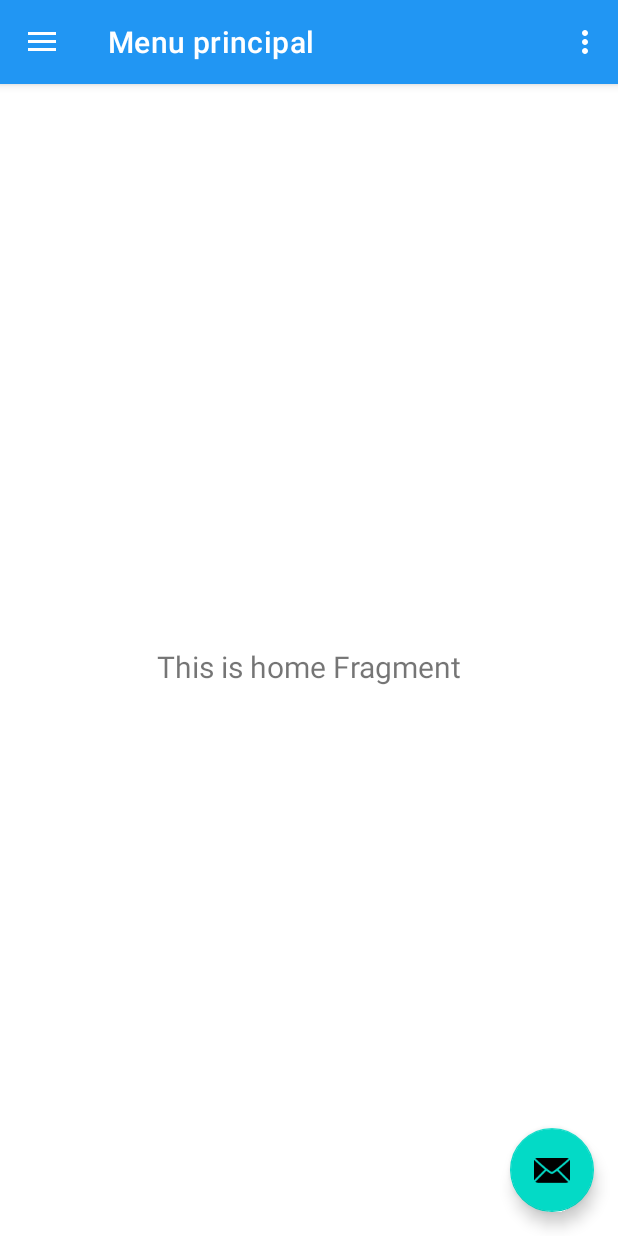
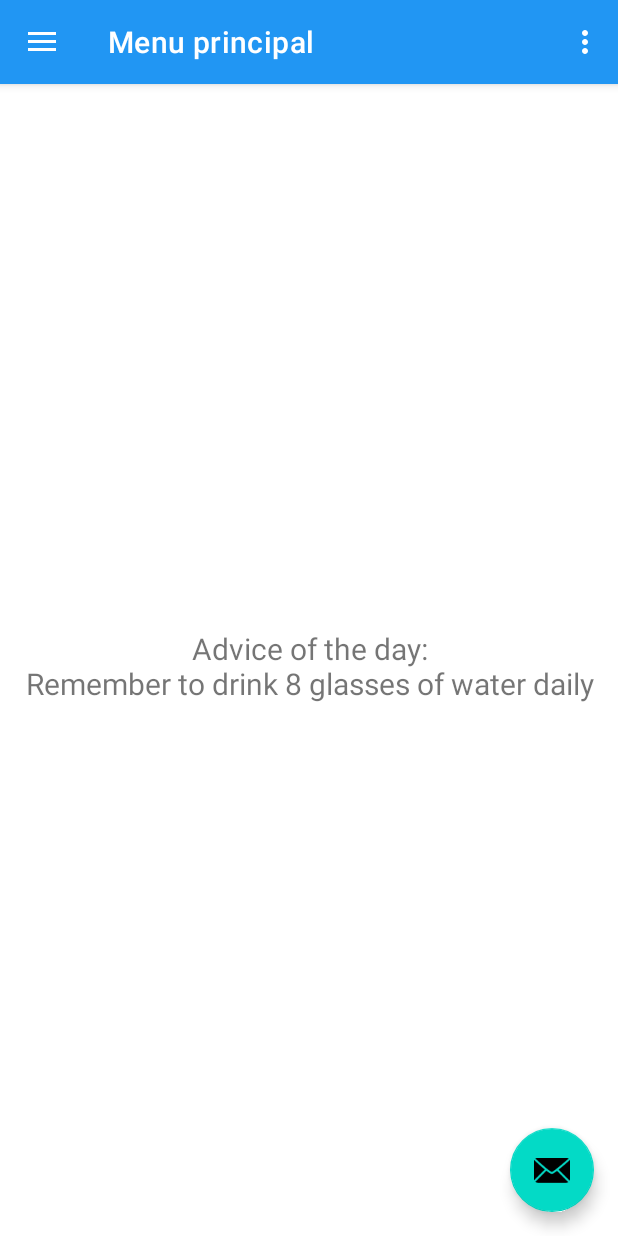
Before and after one commit to NNKTV28/App-Medica, an Android app: the MainActivity screen opened directly, with no data from a screen before it, on a phone screen of 412 x 824 dp. Run offline under Robolectric (Android 15) with nearby library versions, the phone set to English and light mode, and no system bars; our stand-ins replace navigation-ui.

Commit message:
added some stuff

```diff
--- a/app/build.gradle.kts
+++ b/app/build.gradle.kts
@@ -42,6 +42,7 @@ android {
 
 dependencies {
 
+    implementation("com.google.code.gson:gson:2.10.1")
     implementation("androidx.preference:preference-ktx:1.2.1")
     implementation("com.google.ai.client.generativeai:generativeai:0.1.1")
     implementation("org.jetbrains.kotlinx:kotlinx-coroutines-android:1.7.3")
--- /dev/null
+++ b/app/src/main/assets/advice.json
@@ -0,0 +1,16 @@
+{
+  "advices": [
+    {
+      "id": 1,
+      "text": "Remember to drink 8 glasses of water daily"
+    },
+    {
+      "id": 2,
+      "text": "Take a 5-minute break every hour to stretch"
+    },
+    {
+      "id": 3,
+      "text": "Maintain good posture while sitting"
+    }
+  ]
+}
--- a/app/src/main/java/com/example/appmedica/MainActivity.kt
+++ b/app/src/main/java/com/example/appmedica/MainActivity.kt
@@ -35,7 +35,7 @@ class MainActivity : AppCompatActivity() {
         val navController = findNavController(R.id.nav_host_fragment_content_main)
         appBarConfiguration = AppBarConfiguration(
             setOf(
-                R.id.nav_home, R.id.nav_gallery, R.id.nav_slideshow, R.id.nav_chat
+                R.id.nav_home, R.id.nav_slideshow, R.id.nav_chat
             ), drawerLayout
         )
         setupActionBarWithNavController(navController, appBarConfiguration)
@@ -50,8 +50,8 @@ class MainActivity : AppCompatActivity() {
 
         val navigationView = binding.navView
         val headerView = navigationView.getHeaderView(0)
-        val userNameTextView = headerView.findViewById<TextView>(R.id.textView)
-        val userEmailTextView = headerView.findViewById<TextView>(R.id.textView)
+        val userNameTextView = headerView.findViewById<TextView>(R.id.nav_header_username)
+        val userEmailTextView = headerView.findViewById<TextView>(R.id.nav_header_email)
 
         val userName = intent.getStringExtra("USER_NAME") ?: "User"
         val userEmail = intent.getStringExtra("USER_EMAIL") ?: "user@email.com"
--- /dev/null
+++ b/app/src/main/java/com/example/appmedica/models/AdviceModel.kt
@@ -0,0 +1,8 @@
+data class Advice(
+    val id: Int,
+    val text: String
+)
+
+data class AdviceResponse(
+    val advices: List<Advice>
+)
--- a/app/src/main/java/com/example/appmedica/ui/home/HomeFragment.kt
+++ b/app/src/main/java/com/example/appmedica/ui/home/HomeFragment.kt
@@ -22,9 +22,7 @@ class HomeFragment : Fragment() {
         container: ViewGroup?,
         savedInstanceState: Bundle?
     ): View {
-        val homeViewModel =
-            ViewModelProvider(this).get(HomeViewModel::class.java)
-
+        val homeViewModel = ViewModelProvider(this).get(HomeViewModel::class.java)
         _binding = FragmentHomeBinding.inflate(inflater, container, false)
         val root: View = binding.root
 
@@ -32,6 +30,8 @@ class HomeFragment : Fragment() {
         homeViewModel.text.observe(viewLifecycleOwner) {
             textView.text = it
         }
+
+        homeViewModel.loadDailyAdvice(requireContext())
         return root
     }
 
--- a/app/src/main/java/com/example/appmedica/ui/home/HomeViewModel.kt
+++ b/app/src/main/java/com/example/appmedica/ui/home/HomeViewModel.kt
@@ -1,13 +1,24 @@
 package com.example.appmedica.ui.home
 
+import AdviceResponse
+import android.content.Context
 import androidx.lifecycle.LiveData
 import androidx.lifecycle.MutableLiveData
 import androidx.lifecycle.ViewModel
+import com.google.gson.Gson
 
 class HomeViewModel : ViewModel() {
+    private val _text = MutableLiveData<String>()
+    val text: LiveData<String> = _text
 
-    private val _text = MutableLiveData<String>().apply {
-        value = "This is home Fragment"
+    fun loadDailyAdvice(context: Context) {
+        try {
+            val jsonString = context.assets.open("advice.json").bufferedReader().use { it.readText() }
+            val adviceResponse = Gson().fromJson(jsonString, AdviceResponse::class.java)
+            val randomAdvice = adviceResponse.advices.random()
+            _text.value = "Advice of the day:\n${randomAdvice.text}"
+        } catch (e: Exception) {
+            _text.value = "Stay healthy!"
+        }
     }
-    val text: LiveData<String> = _text
 }
--- /dev/null
+++ b/app/src/main/res/drawable/ic_chat_icon.xml
@@ -0,0 +1,10 @@
+<?xml version="1.0" encoding="utf-8"?>
+<vector xmlns:android="http://schemas.android.com/apk/res/android"
+    android:width="24dp"
+    android:height="24dp"
+    android:viewportWidth="24"
+    android:viewportHeight="24">
+    <path
+        android:fillColor="#000000"
+        android:pathData="M20,2H4C2.9,2 2,2.9 2,4V22L6,18H20C21.1,18 22,17.1 22,16V4C22,2.9 21.1,2 20,2ZM20,16H5.17L4,17.17V4H20V16Z"/>
+</vector>
--- /dev/null
+++ b/app/src/main/res/drawable/ic_history_icon.xml
@@ -0,0 +1,10 @@
+<?xml version="1.0" encoding="utf-8"?>
+<vector xmlns:android="http://schemas.android.com/apk/res/android"
+    android:width="24dp"
+    android:height="24dp"
+    android:viewportWidth="24"
+    android:viewportHeight="24">
+    <path
+        android:fillColor="#000000"
+        android:pathData="M13,3c-4.97,0 -9,4.03 -9,9L1,12l3.89,3.89 0.07,0.14L9,12L6,12c0,-3.87 3.13,-7 7,-7s7,3.13 7,7 -3.13,7 -7,7c-1.93,0 -3.68,-0.79 -4.94,-2.06l-1.42,1.42C8.27,19.99 10.51,21 13,21c4.97,0 9,-4.03 9,-9s-4.03,-9 -9,-9zM12,8v5l4.25,2.52 0.77,-1.28 -3.52,-2.09L13.5,8z"/>
+</vector>
--- a/app/src/main/res/drawable/ic_menu_camera.xml
+++ /dev/null
@@ -1,12 +0,0 @@
-<vector xmlns:android="http://schemas.android.com/apk/res/android"
-    android:width="24dp"
-    android:height="24dp"
-    android:viewportWidth="24.0"
-    android:viewportHeight="24.0">
-    <path
-        android:fillColor="#FF000000"
-        android:pathData="M12,12m-3.2,0a3.2,3.2 0,1 1,6.4 0a3.2,3.2 0,1 1,-6.4 0" />
-    <path
-        android:fillColor="#FF000000"
-        android:pathData="M9,2L7.17,4H4c-1.1,0 -2,0.9 -2,2v12c0,1.1 0.9,2 2,2h16c1.1,0 2,-0.9 2,-2V6c0,-1.1 -0.9,-2 -2,-2h-3.17L15,2H9zm3,15c-2.76,0 -5,-2.24 -5,-5s2.24,-5 5,-5 5,2.24 5,5 -2.24,5 -5,5z" />
-</vector>
--- a/app/src/main/res/drawable/ic_menu_gallery.xml
+++ /dev/null
@@ -1,9 +0,0 @@
-<vector xmlns:android="http://schemas.android.com/apk/res/android"
-    android:width="24dp"
-    android:height="24dp"
-    android:viewportWidth="24.0"
-    android:viewportHeight="24.0">
-    <path
-        android:fillColor="#FF000000"
-        android:pathData="M22,16V4c0,-1.1 -0.9,-2 -2,-2H8c-1.1,0 -2,0.9 -2,2v12c0,1.1 0.9,2 2,2h12c1.1,0 2,-0.9 2,-2zm-11,-4l2.03,2.71L16,11l4,5H8l3,-4zM2,6v14c0,1.1 0.9,2 2,2h14v-2H4V6H2z" />
-</vector>
--- /dev/null
+++ b/app/src/main/res/drawable/ic_menu_icon.xml
@@ -0,0 +1,10 @@
+<?xml version="1.0" encoding="utf-8"?>
+<vector xmlns:android="http://schemas.android.com/apk/res/android"
+    android:width="24dp"
+    android:height="24dp"
+    android:viewportWidth="24"
+    android:viewportHeight="24">
+    <path
+        android:fillColor="#000000"
+        android:pathData="M3,18h18v-2H3V18zM3,13h18v-2H3V13zM3,6v2h18V6H3z"/>
+</vector>
--- a/app/src/main/res/drawable/ic_menu_slideshow.xml
+++ /dev/null
@@ -1,9 +0,0 @@
-<vector xmlns:android="http://schemas.android.com/apk/res/android"
-    android:width="24dp"
-    android:height="24dp"
-    android:viewportWidth="24.0"
-    android:viewportHeight="24.0">
-    <path
-        android:fillColor="#FF000000"
-        android:pathData="M4,6H2v14c0,1.1 0.9,2 2,2h14v-2H4V6zm16,-4H8c-1.1,0 -2,0.9 -2,2v12c0,1.1 0.9,2 2,2h12c1.1,0 2,-0.9 2,-2V4c0,-1.1 -0.9,-2 -2,-2zm-8,12.5v-9l6,4.5 -6,4.5z" />
-</vector>
--- /dev/null
+++ b/app/src/main/res/drawable/ic_settings_icon.xml
@@ -0,0 +1,10 @@
+<?xml version="1.0" encoding="utf-8"?>
+<vector xmlns:android="http://schemas.android.com/apk/res/android"
+    android:width="24dp"
+    android:height="24dp"
+    android:viewportWidth="24"
+    android:viewportHeight="24">
+    <path
+        android:fillColor="#FF000000"
+        android:pathData="M19.14,12.94c0.04,-0.3 0.06,-0.61 0.06,-0.94c0,-0.32 -0.02,-0.64 -0.07,-0.94l2.03,-1.58c0.18,-0.14 0.23,-0.41 0.12,-0.61l-1.92,-3.32c-0.12,-0.22 -0.37,-0.29 -0.59,-0.22l-2.39,0.96c-0.5,-0.38 -1.03,-0.7 -1.62,-0.94L14.4,2.81c-0.04,-0.24 -0.24,-0.41 -0.48,-0.41h-3.84c-0.24,0 -0.43,0.17 -0.47,0.41L9.25,5.35C8.66,5.59 8.12,5.92 7.63,6.29L5.24,5.33c-0.22,-0.08 -0.47,0 -0.59,0.22L2.74,8.87C2.62,9.08 2.66,9.34 2.86,9.48l2.03,1.58C4.84,11.36 4.8,11.69 4.8,12s0.02,0.64 0.07,0.94l-2.03,1.58c-0.18,0.14 -0.23,0.41 -0.12,0.61l1.92,3.32c0.12,0.22 0.37,0.29 0.59,0.22l2.39,-0.96c0.5,0.38 1.03,0.7 1.62,0.94l0.36,2.54c0.05,0.24 0.24,0.41 0.48,0.41h3.84c0.24,0 0.44,-0.17 0.47,-0.41l0.36,-2.54c0.59,-0.24 1.13,-0.56 1.62,-0.94l2.39,0.96c0.22,0.08 0.47,0 0.59,-0.22l1.92,-3.32c0.12,-0.22 0.07,-0.47 -0.12,-0.61L19.14,12.94zM12,15.6c-1.98,0 -3.6,-1.62 -3.6,-3.6s1.62,-3.6 3.6,-3.6s3.6,1.62 3.6,3.6S13.98,15.6 12,15.6z"/>
+</vector>
--- a/app/src/main/res/layout/activity_login.xml
+++ b/app/src/main/res/layout/activity_login.xml
@@ -15,7 +15,7 @@
             android:id="@+id/emailInput"
             android:layout_width="match_parent"
             android:layout_height="wrap_content"
-            android:hint="Email"
+            android:hint="DNI or Email"
             android:inputType="textEmailAddress" />
     </com.google.android.material.textfield.TextInputLayout>
 
--- a/app/src/main/res/layout/nav_header_main.xml
+++ b/app/src/main/res/layout/nav_header_main.xml
@@ -14,22 +14,21 @@
 
     <ImageView
         android:id="@+id/imageView"
-        android:layout_width="wrap_content"
-        android:layout_height="wrap_content"
+        android:layout_width="68dp"
+        android:layout_height="68dp"
         android:contentDescription="@string/nav_header_desc"
         android:paddingTop="@dimen/nav_header_vertical_spacing"
-        app:srcCompat="@mipmap/ic_launcher_round" />
+        app:srcCompat="@raw/appicon" />
 
     <TextView
+        android:id="@+id/nav_header_username"
         android:layout_width="match_parent"
         android:layout_height="wrap_content"
         android:paddingTop="@dimen/nav_header_vertical_spacing"
-        android:text="@string/nav_header_title"
         android:textAppearance="@style/TextAppearance.AppCompat.Body1" />
 
     <TextView
-        android:id="@+id/textView"
+        android:id="@+id/nav_header_email"
         android:layout_width="wrap_content"
-        android:layout_height="wrap_content"
-        android:text="@string/nav_header_subtitle" />
+        android:layout_height="wrap_content" />
 </LinearLayout>
--- a/app/src/main/res/menu/activity_main_drawer.xml
+++ b/app/src/main/res/menu/activity_main_drawer.xml
@@ -6,19 +6,19 @@
     <group android:checkableBehavior="single">
         <item
             android:id="@+id/nav_home"
-            android:icon="@drawable/ic_menu_camera"
+            android:icon="@drawable/ic_menu_icon"
             android:title="@string/menu_home" />
         <item
             android:id="@+id/nav_chat"
-            android:icon="@drawable/ic_menu_gallery"
+            android:icon="@drawable/ic_chat_icon"
             android:title="@string/menu_asistente" />
         <item
             android:id="@+id/nav_historial"
-            android:icon="@drawable/ic_menu_slideshow"
+            android:icon="@drawable/ic_history_icon"
             android:title="@string/menu_historial" />
         <item
             android:id="@+id/nav_settings"
-            android:icon="@drawable/ic_menu_slideshow"
+            android:icon="@drawable/ic_settings_icon"
             android:title="@string/menu_settings" />
 
     </group>
--- a/app/src/main/res/navigation/mobile_navigation.xml
+++ b/app/src/main/res/navigation/mobile_navigation.xml
@@ -11,11 +11,6 @@
         android:label="@string/menu_home"
         tools:layout="@layout/fragment_home" />
 
-    <fragment
-        android:id="@+id/nav_gallery"
-        android:name="com.example.appmedica.ui.gallery.GalleryFragment"
-        android:label="@string/menu_gallery"
-        tools:layout="@layout/fragment_gallery" />
 
     <fragment
         android:id="@+id/nav_settings"
```
Also changed, not shown: app/src/main/res/raw/appicon.png (added).
